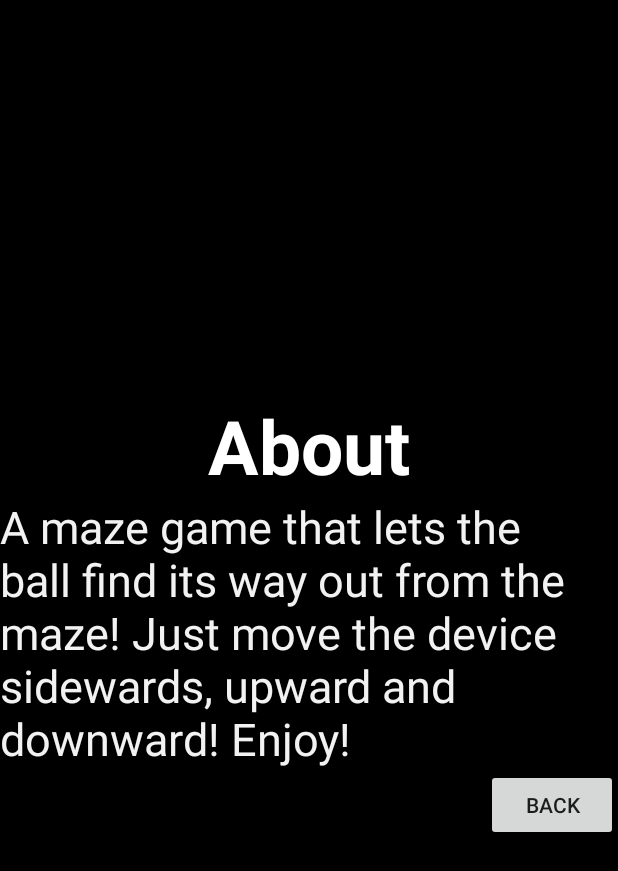
After one commit to kimberlybagares/A-maze-ing, an Android app: the layout activity_about_page.xml on its own in the app's theme, with its tools: preview values and no code run, on a phone screen of 412 x 824 dp. The commit adds this screen. Shown: the top 871 px of the screen. Run offline under Robolectric (Android 15) with nearby library versions, the phone set to English and light mode, and no system bars.

Commit message:
ui background with about page

```diff
--- a/src/main/java/com/example/aldrinmcadelia/myapplication2/MainActivity.java
+++ b/src/main/java/com/example/aldrinmcadelia/myapplication2/MainActivity.java
@@ -46,6 +46,12 @@ public class MainActivity extends ActionBarActivity{
         Intent intent = new Intent(this, StagePage.class);
         startActivity(intent);
     }
+
+    public void Abouta(View view) {
+        Intent intent = new Intent (this, AboutPage.class);
+        startActivity(intent);
+    }
+
     public void ExitApp(View view){
         finish();
         System.exit(0);
--- /dev/null
+++ b/src/main/res/layout/activity_about_page.xml
@@ -0,0 +1,42 @@
+<?xml version="1.0" encoding="utf-8"?>
+<LinearLayout xmlns:android="http://schemas.android.com/apk/res/android"
+    xmlns:tools="http://schemas.android.com/tools"
+    android:layout_width="match_parent"
+    android:layout_height="match_parent"
+    android:gravity="center"
+    android:background="#000000"
+    android:weightSum="1"
+    android:orientation="vertical"
+    >
+
+    <TextView
+        android:layout_width="wrap_content"
+        android:layout_height="wrap_content"
+        android:text="About"
+        android:textStyle="bold"
+        android:textSize="50dp"
+        android:textColor="#FFFFFF"
+        android:id="@+id/textView"/>
+
+
+    <TextView
+        android:layout_width="wrap_content"
+        android:layout_height="wrap_content"
+        android:text="A maze game that lets the ball find its way out from the maze! Just move the device sidewards, upward and downward! Enjoy!"
+        android:textStyle="normal"
+        android:textSize="30dp"
+        android:textColor="#F2F2F2"
+        android:id="@+id/textView4" />
+
+
+    <Button
+        android:layout_width="wrap_content"
+        android:layout_height="wrap_content"
+        android:text="Back"
+        android:id="@+id/button2"
+        android:layout_gravity="right|bottom"
+        android:layout_column="31"
+        android:onClick="backPage"
+        />
+
+</LinearLayout>
--- a/src/main/res/layout/activity_main.xml
+++ b/src/main/res/layout/activity_main.xml
@@ -4,7 +4,7 @@
     android:layout_width="match_parent"
     android:layout_height="match_parent"
     android:gravity="center"
-    android:background="@drawable/abc_cab_background_internal_bg"
+    android:background="#000000"
     android:weightSum="1"
     android:orientation="vertical"
     >
@@ -15,6 +15,7 @@
         android:text="a-MAZE-ing"
         android:textStyle="italic|bold"
         android:textSize="50dp"
+        android:textColor="#FFFFFF"
         android:id="@+id/textView"/>
 
     <Button
@@ -34,6 +35,7 @@
             android:layout_width="wrap_content"
             android:layout_height="wrap_content"
             android:text="@string/button_about"
+            android:onClick="Abouta"
             android:id="@+id/button"
             android:layout_column="1"
             android:layout_gravity="left|bottom" />
```
Also changed, not shown: src/main/java/com/example/aldrinmcadelia/myapplication2/AboutPage.java (added, +40 -0 lines), src/main/res/layout/activity_stage_page.xml (+5 -4 lines), src/main/res/menu/menu_about_page.xml (added, +7 -0 lines).
